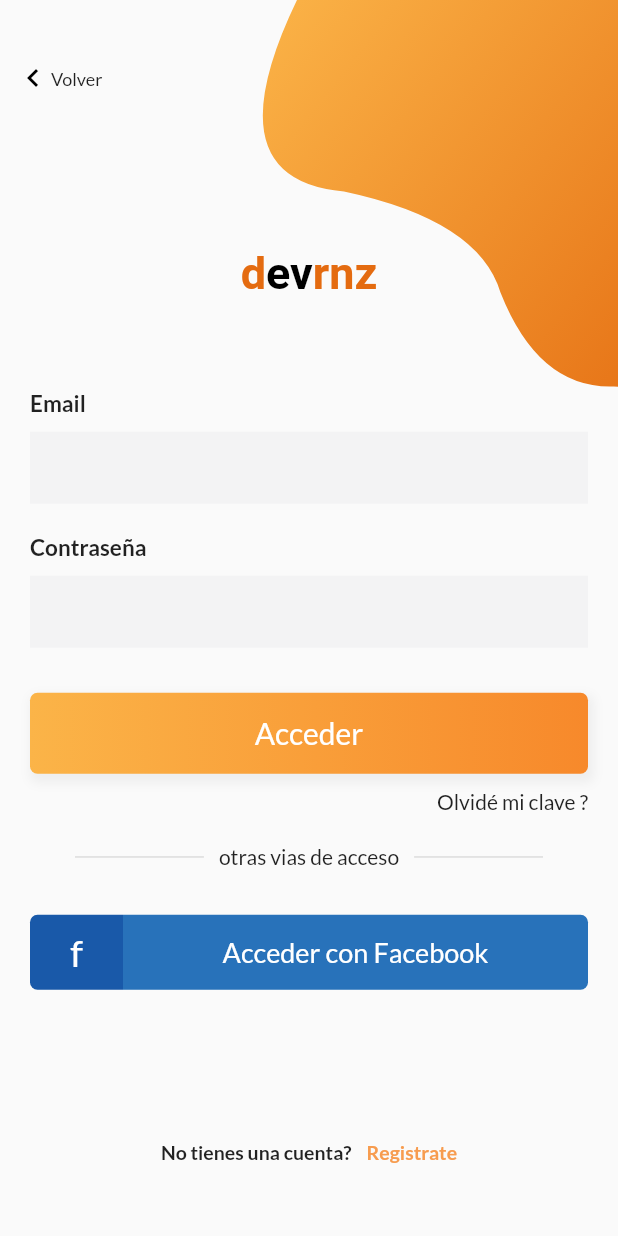
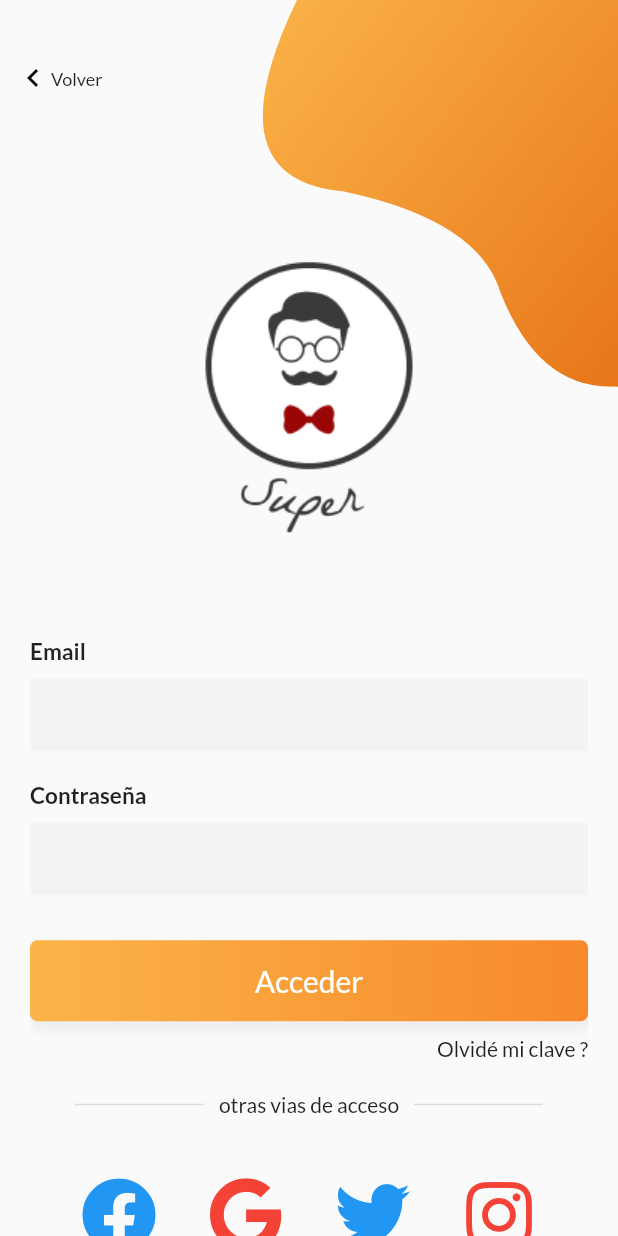
Before and after one commit to amatosolivo/m3, a Flutter app: the screen it shows after launch, after a tap on "Acceso", on a phone screen of 412 x 824 dp. Run offline on Flutter 3.47's test engine with Material 2 defaults, Android fonts, the phone set to English and light mode, and no system bars; our stand-ins replace dartz, equatable, font_awesome_flutter, google_fonts.

Commit message:
cambios en frontend p1

```diff
--- a/plataforma/frontend/super_app/lib/pantallas/acceder.dart
+++ b/plataforma/frontend/super_app/lib/pantallas/acceder.dart
@@ -1,5 +1,6 @@
 import 'package:flutter/material.dart';
-import 'package:google_fonts/google_fonts.dart';
+import 'package:flutter/widgets.dart';
+import 'package:font_awesome_flutter/font_awesome_flutter.dart';
 import 'package:superapp/pantallas/registro.dart';
 import 'package:superapp/widgets/bezierContainer.dart';
 
@@ -116,47 +117,58 @@ class _AccederState extends State<Acceder> {
     );
   }
 
-  Widget _facebookButton() {
+  Widget _socialMediaButtons() {
     return Container(
       height: 50,
-      margin: EdgeInsets.symmetric(vertical: 20),
+      margin: EdgeInsets.symmetric(vertical: 30),
       decoration: BoxDecoration(
         borderRadius: BorderRadius.all(Radius.circular(10)),
       ),
       child: Row(
+        mainAxisAlignment: MainAxisAlignment.spaceEvenly,
         children: <Widget>[
-          Expanded(
-            flex: 1,
-            child: Container(
-              decoration: BoxDecoration(
-                color: Color(0xff1959a9),
-                borderRadius: BorderRadius.only(
-                    bottomLeft: Radius.circular(5),
-                    topLeft: Radius.circular(5)),
-              ),
-              alignment: Alignment.center,
-              child: Text('f',
-                  style: TextStyle(
-                      color: Colors.white,
-                      fontSize: 25,
-                      fontWeight: FontWeight.w400)),
+          InkWell(
+            splashColor: Colors.amber,
+            radius: 5.0,
+            borderRadius: BorderRadius.circular(35.0),
+            onTap: () {},
+            child: Icon(
+              FontAwesomeIcons.facebook,
+              color: Colors.blue,
+              size: 50,
             ),
           ),
-          Expanded(
-            flex: 5,
-            child: Container(
-              decoration: BoxDecoration(
-                color: Color(0xff2872ba),
-                borderRadius: BorderRadius.only(
-                    bottomRight: Radius.circular(5),
-                    topRight: Radius.circular(5)),
-              ),
-              alignment: Alignment.center,
-              child: Text('Acceder con Facebook',
-                  style: TextStyle(
-                      color: Colors.white,
-                      fontSize: 18,
-                      fontWeight: FontWeight.w400)),
+          InkWell(
+            splashColor: Colors.amber,
+            radius: 5.0,
+            borderRadius: BorderRadius.circular(35.0),
+            onTap: () {},
+            child: Icon(
+              FontAwesomeIcons.google,
+              color: Colors.red,
+              size: 50,
+            ),
+          ),
+          InkWell(
+            splashColor: Colors.amber,
+            radius: 5.0,
+            borderRadius: BorderRadius.circular(35.0),
+            onTap: () {},
+            child: Icon(
+              FontAwesomeIcons.twitter,
+              color: Colors.blue,
+              size: 50,
+            ),
+          ),
+          InkWell(
+            splashColor: Colors.amber,
+            radius: 5.0,
+            borderRadius: BorderRadius.circular(35.0),
+            onTap: () {},
+            child: Icon(
+              FontAwesomeIcons.instagram,
+              color: Colors.red,
+              size: 50,
             ),
           ),
         ],
@@ -198,26 +210,10 @@ class _AccederState extends State<Acceder> {
   }
 
   Widget _title() {
-    return RichText(
-      textAlign: TextAlign.center,
-      text: TextSpan(
-          text: 'd',
-          style: GoogleFonts.portLligatSans(
-            textStyle: Theme.of(context).textTheme.headline3,
-            fontSize: 30,
-            fontWeight: FontWeight.w700,
-            color: Color(0xffe46b10),
-          ),
-          children: [
-            TextSpan(
-              text: 'ev',
-              style: TextStyle(color: Colors.black, fontSize: 30),
-            ),
-            TextSpan(
-              text: 'rnz',
-              style: TextStyle(color: Color(0xffe46b10), fontSize: 30),
-            ),
-          ]),
+    return Container(
+      child: Image(
+        image: AssetImage('lib/images/appLogo.png'),
+      ),
     );
   }
 
@@ -263,7 +259,7 @@ class _AccederState extends State<Acceder> {
                             fontSize: 14, fontWeight: FontWeight.w500)),
                   ),
                   _divider(),
-                  _facebookButton(),
+                  _socialMediaButtons(),
                   SizedBox(height: height * .055),
                   _createAccountLabel(),
                 ],
--- a/plataforma/frontend/super_app/lib/pantallas/bienvenida.dart
+++ b/plataforma/frontend/super_app/lib/pantallas/bienvenida.dart
@@ -1,5 +1,4 @@
 import 'package:flutter/material.dart';
-import 'package:google_fonts/google_fonts.dart';
 import 'package:superapp/pantallas/acceder.dart';
 import 'package:superapp/pantallas/registro.dart';
 
@@ -16,13 +15,23 @@ class _BienvenidaState extends State<Bienvenida> {
   Widget _submitButton() {
     return InkWell(
       onTap: () {
-        Navigator.push(context, MaterialPageRoute(builder: (context) => Acceder()));
+        Navigator.push(
+            context, MaterialPageRoute(builder: (context) => Acceder()));
       },
       child: Container(
         width: MediaQuery.of(context).size.width,
         padding: EdgeInsets.symmetric(vertical: 13),
         alignment: Alignment.center,
-        decoration: BoxDecoration(borderRadius: BorderRadius.all(Radius.circular(5)), boxShadow: <BoxShadow>[BoxShadow(color: Color(0xffdf8e33).withAlpha(100), offset: Offset(2, 4), blurRadius: 8, spreadRadius: 2)], color: Colors.white),
+        decoration: BoxDecoration(
+            borderRadius: BorderRadius.all(Radius.circular(5)),
+            boxShadow: <BoxShadow>[
+              BoxShadow(
+                  color: Color(0xffdf8e33).withAlpha(100),
+                  offset: Offset(2, 4),
+                  blurRadius: 8,
+                  spreadRadius: 2)
+            ],
+            color: Colors.white),
         child: Text(
           'Acceso',
           style: TextStyle(fontSize: 20, color: Color(0xfff7892b)),
@@ -34,7 +43,8 @@ class _BienvenidaState extends State<Bienvenida> {
   Widget _signUpButton() {
     return InkWell(
       onTap: () {
-        Navigator.push(context, MaterialPageRoute(builder: (context) => Registro()));
+        Navigator.push(
+            context, MaterialPageRoute(builder: (context) => Registro()));
       },
       child: Container(
         width: MediaQuery.of(context).size.width,
@@ -81,26 +91,10 @@ class _BienvenidaState extends State<Bienvenida> {
   }
 
   Widget _title() {
-    return RichText(
-      textAlign: TextAlign.center,
-      text: TextSpan(
-          text: 'd',
-          style: GoogleFonts.portLligatSans(
-            textStyle: Theme.of(context).textTheme.headline1,
-            fontSize: 30,
-            fontWeight: FontWeight.w700,
-            color: Colors.white,
-          ),
-          children: [
-            TextSpan(
-              text: 'ev',
-              style: TextStyle(color: Colors.black, fontSize: 30),
-            ),
-            TextSpan(
-              text: 'rnz',
-              style: TextStyle(color: Colors.white, fontSize: 30),
-            ),
-          ]),
+    return Container(
+      child: Image(
+        image: AssetImage('lib/images/appLogo.png'),
+      ),
     );
   }
 
@@ -111,14 +105,26 @@ class _BienvenidaState extends State<Bienvenida> {
         child: Container(
           padding: EdgeInsets.symmetric(horizontal: 20),
           height: MediaQuery.of(context).size.height,
-          decoration: BoxDecoration(borderRadius: BorderRadius.all(Radius.circular(5)), boxShadow: <BoxShadow>[BoxShadow(color: Colors.grey.shade200, offset: Offset(2, 4), blurRadius: 5, spreadRadius: 2)], gradient: LinearGradient(begin: Alignment.topCenter, end: Alignment.bottomCenter, colors: [Color(0xfffbb448), Color(0xffe46b10)])),
+          decoration: BoxDecoration(
+              borderRadius: BorderRadius.all(Radius.circular(5)),
+              boxShadow: <BoxShadow>[
+                BoxShadow(
+                    color: Colors.grey.shade200,
+                    offset: Offset(2, 4),
+                    blurRadius: 5,
+                    spreadRadius: 2)
+              ],
+              gradient: LinearGradient(
+                  begin: Alignment.topCenter,
+                  end: Alignment.bottomCenter,
+                  colors: [Color(0xfffbb448), Color(0xffe46b10)])),
           child: Column(
             crossAxisAlignment: CrossAxisAlignment.center,
             mainAxisAlignment: MainAxisAlignment.center,
             children: <Widget>[
               _title(),
               SizedBox(
-                height: 80,
+                height: 50,
               ),
               _submitButton(),
               SizedBox(
--- a/plataforma/frontend/super_app/lib/pantallas/registro.dart
+++ b/plataforma/frontend/super_app/lib/pantallas/registro.dart
@@ -1,5 +1,4 @@
 import 'package:flutter/material.dart';
-import 'package:google_fonts/google_fonts.dart';
 import 'package:superapp/pantallas/acceder.dart';
 import 'package:superapp/widgets/bezierContainer.dart';
 
@@ -26,7 +25,8 @@ class _RegistroState extends State<Registro> {
               padding: EdgeInsets.only(left: 0, top: 10, bottom: 10),
               child: Icon(Icons.keyboard_arrow_left, color: Colors.black),
             ),
-            Text('Volver', style: TextStyle(fontSize: 12, fontWeight: FontWeight.w500))
+            Text('Volver',
+                style: TextStyle(fontSize: 12, fontWeight: FontWeight.w500))
           ],
         ),
       ),
@@ -48,7 +48,10 @@ class _RegistroState extends State<Registro> {
           ),
           TextField(
             obscureText: isPassword,
-            decoration: InputDecoration(border: InputBorder.none, fillColor: Color(0xfff3f3f4), filled: true),
+            decoration: InputDecoration(
+                border: InputBorder.none,
+                fillColor: Color(0xfff3f3f4),
+                filled: true),
           )
         ],
       ),
@@ -63,12 +66,19 @@ class _RegistroState extends State<Registro> {
       decoration: BoxDecoration(
         borderRadius: BorderRadius.all(Radius.circular(5)),
         boxShadow: <BoxShadow>[
-          BoxShadow(color: Colors.grey.shade200, offset: Offset(2, 4), blurRadius: 5, spreadRadius: 2),
+          BoxShadow(
+              color: Colors.grey.shade200,
+              offset: Offset(2, 4),
+              blurRadius: 5,
+              spreadRadius: 2),
         ],
-        gradient: LinearGradient(begin: Alignment.centerLeft, end: Alignment.centerRight, colors: [
-          Color(0xfffbb448),
-          Color(0xfff7892b),
-        ]),
+        gradient: LinearGradient(
+            begin: Alignment.centerLeft,
+            end: Alignment.centerRight,
+            colors: [
+              Color(0xfffbb448),
+              Color(0xfff7892b),
+            ]),
       ),
       child: Text(
         'REGISTRARSE',
@@ -80,7 +90,8 @@ class _RegistroState extends State<Registro> {
   Widget _loginAccountLabel() {
     return InkWell(
       onTap: () {
-        Navigator.push(context, MaterialPageRoute(builder: (context) => Acceder()));
+        Navigator.push(
+            context, MaterialPageRoute(builder: (context) => Acceder()));
       },
       child: Container(
         margin: EdgeInsets.symmetric(vertical: 20),
@@ -98,7 +109,10 @@ class _RegistroState extends State<Registro> {
             ),
             Text(
               'Acceder',
-              style: TextStyle(color: Color(0xfff79c4f), fontSize: 13, fontWeight: FontWeight.w600),
+              style: TextStyle(
+                  color: Color(0xfff79c4f),
+                  fontSize: 13,
+                  fontWeight: FontWeight.w600),
             ),
           ],
         ),
@@ -107,26 +121,10 @@ class _RegistroState extends State<Registro> {
   }
 
   Widget _title() {
-    return RichText(
-      textAlign: TextAlign.center,
-      text: TextSpan(
-          text: 'd',
-          style: GoogleFonts.portLligatSans(
-            textStyle: Theme.of(context).textTheme.display1,
-            fontSize: 30,
-            fontWeight: FontWeight.w700,
-            color: Color(0xffe46b10),
-          ),
-          children: [
-            TextSpan(
-              text: 'ev',
-              style: TextStyle(color: Colors.black, fontSize: 30),
-            ),
-            TextSpan(
-              text: 'rnz',
-              style: TextStyle(color: Color(0xffe46b10), fontSize: 30),
-            ),
-          ]),
+    return Container(
+      child: Image(
+        image: AssetImage('lib/images/appLogo.png'),
+      ),
     );
   }
 
```
Also changed, not shown: plataforma/frontend/super_app/pubspec.yaml (+4 -3 lines), plataforma/frontend/super_app/lib/images/appLogo.png (added), plataforma/frontend/super_app/lib/images/loginBackground.png (added), plataforma/frontend/super_app/lib/images/loginBotom.png (added), plataforma/frontend/super_app/lib/images/loginTop.png (added), plataforma/frontend/super_app/pubspec.lock.
